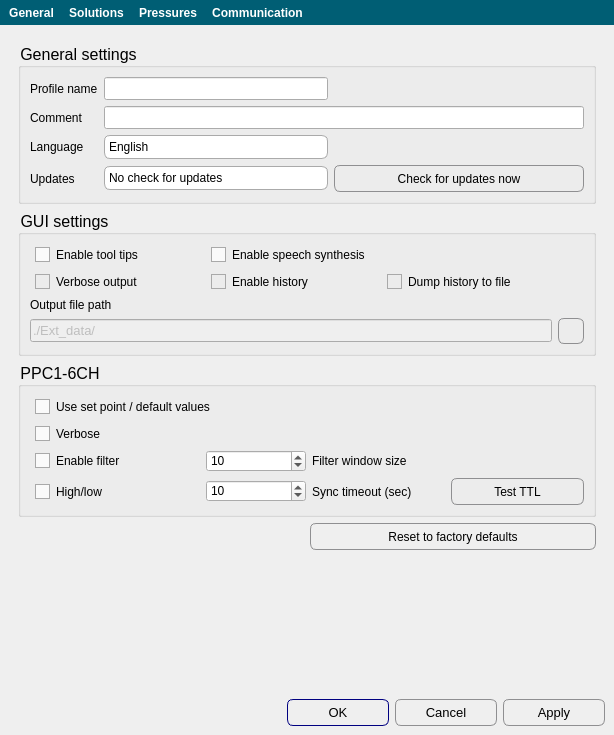
Before: the Qt Designer form apps/BioZone6/forms/tools.ui in bellonemauro/BioZone6, drawn with Qt 5.
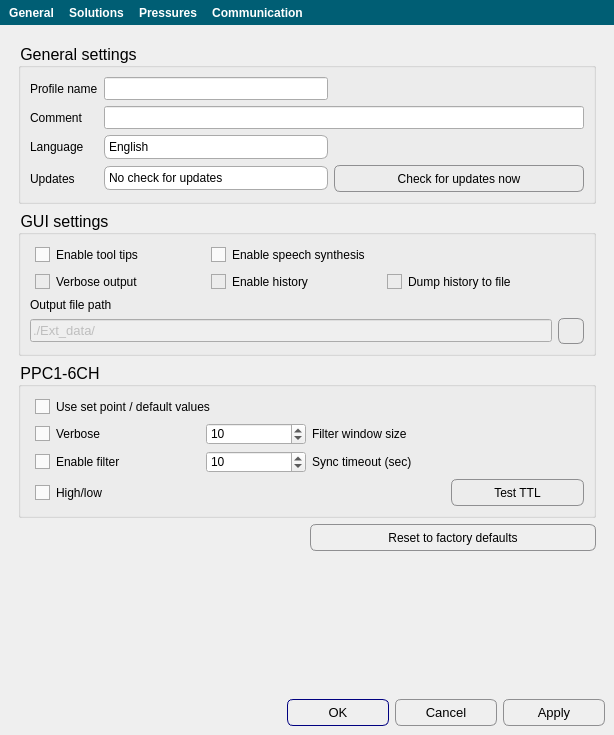
After: the same form once the commit is applied. Icons and pictures are not drawn.

```diff
--- a/apps/BioZone6/forms/tools.ui
+++ b/apps/BioZone6/forms/tools.ui
@@ -761,33 +761,6 @@
              </property>
             </widget>
            </item>
-           <item row="3" column="1">
-            <widget class="QSpinBox" name="spinBox_PPC1_sync_timeout">
-             <property name="maximumSize">
-              <size>
-               <width>100</width>
-               <height>16777215</height>
-              </size>
-             </property>
-             <property name="font">
-              <font>
-               <pointsize>9</pointsize>
-              </font>
-             </property>
-             <property name="toolTip">
-              <string>&lt;html&gt;&lt;head/&gt;&lt;body&gt;&lt;p&gt;Set synchronization time out in the PPC1 api&lt;/p&gt;&lt;/body&gt;&lt;/html&gt;</string>
-             </property>
-             <property name="minimum">
-              <number>1</number>
-             </property>
-             <property name="maximum">
-              <number>2000</number>
-             </property>
-             <property name="value">
-              <number>10</number>
-             </property>
-            </widget>
-           </item>
            <item row="3" column="3">
             <widget class="QPushButton" name="pushButton_TTLtest">
              <property name="toolTip">
@@ -801,37 +774,7 @@
              </property>
             </widget>
            </item>
-           <item row="3" column="2">
-            <widget class="QLabel" name="label_38">
-             <property name="font">
-              <font>
-               <pointsize>9</pointsize>
-              </font>
-             </property>
-             <property name="text">
-              <string>Sync timeout (sec)</string>
-             </property>
-            </widget>
-           </item>
-           <item row="2" column="2" colspan="2">
-            <widget class="QLabel" name="label_3">
-             <property name="sizePolicy">
-              <sizepolicy hsizetype="Expanding" vsizetype="Preferred">
-               <horstretch>0</horstretch>
-               <verstretch>0</verstretch>
-              </sizepolicy>
-             </property>
-             <property name="font">
-              <font>
-               <pointsize>9</pointsize>
-              </font>
-             </property>
-             <property name="text">
-              <string>Filter window size</string>
-             </property>
-            </widget>
-           </item>
-           <item row="2" column="1">
+           <item row="1" column="1">
             <widget class="QSpinBox" name="spinBox_PPC1filterSize">
              <property name="sizePolicy">
               <sizepolicy hsizetype="Expanding" vsizetype="Fixed">
@@ -864,6 +807,63 @@
              </property>
             </widget>
            </item>
+           <item row="1" column="2" colspan="2">
+            <widget class="QLabel" name="label_3">
+             <property name="sizePolicy">
+              <sizepolicy hsizetype="Expanding" vsizetype="Preferred">
+               <horstretch>0</horstretch>
+               <verstretch>0</verstretch>
+              </sizepolicy>
+             </property>
+             <property name="font">
+              <font>
+               <pointsize>9</pointsize>
+              </font>
+             </property>
+             <property name="text">
+              <string>Filter window size</string>
+             </property>
+            </widget>
+           </item>
+           <item row="2" column="2">
+            <widget class="QLabel" name="label_38">
+             <property name="font">
+              <font>
+               <pointsize>9</pointsize>
+              </font>
+             </property>
+             <property name="text">
+              <string>Sync timeout (sec)</string>
+             </property>
+            </widget>
+           </item>
+           <item row="2" column="1">
+            <widget class="QSpinBox" name="spinBox_PPC1_sync_timeout">
+             <property name="maximumSize">
+              <size>
+               <width>100</width>
+               <height>16777215</height>
+              </size>
+             </property>
+             <property name="font">
+              <font>
+               <pointsize>9</pointsize>
+              </font>
+             </property>
+             <property name="toolTip">
+              <string>&lt;html&gt;&lt;head/&gt;&lt;body&gt;&lt;p&gt;Set synchronization time out in the PPC1 api&lt;/p&gt;&lt;/body&gt;&lt;/html&gt;</string>
+             </property>
+             <property name="minimum">
+              <number>1</number>
+             </property>
+             <property name="maximum">
+              <number>2000</number>
+             </property>
+             <property name="value">
+              <number>10</number>
+             </property>
+            </widget>
+           </item>
           </layout>
          </widget>
         </item>
```
Left out of the diff: 4 changed lines with no effect on the pictures.
